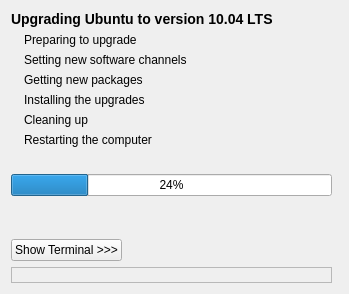
First picture: the form in DistUpgrade/window_main.ui, repository stek29/ubuntu-release-upgrader, before the edit.
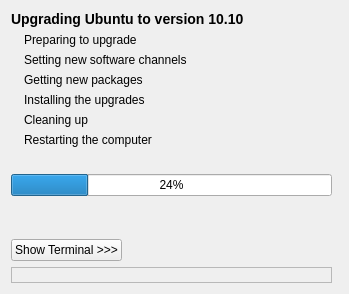
Second picture: the form after the edit.

Patch:
```diff
--- a/DistUpgrade/window_main.ui
+++ b/DistUpgrade/window_main.ui
@@ -235,7 +235,7 @@
    <item row="0" column="0" colspan="4" >
     <widget class="QLabel" name="label_title" >
      <property name="text" >
-      <string>&lt;b>&lt;big>Upgrading Ubuntu to version 10.04 LTS&lt;/big>&lt;/b></string>
+      <string>&lt;b>&lt;big>Upgrading Ubuntu to version 10.10&lt;/big>&lt;/b></string>
      </property>
      <property name="wordWrap" >
       <bool>false</bool>
```
